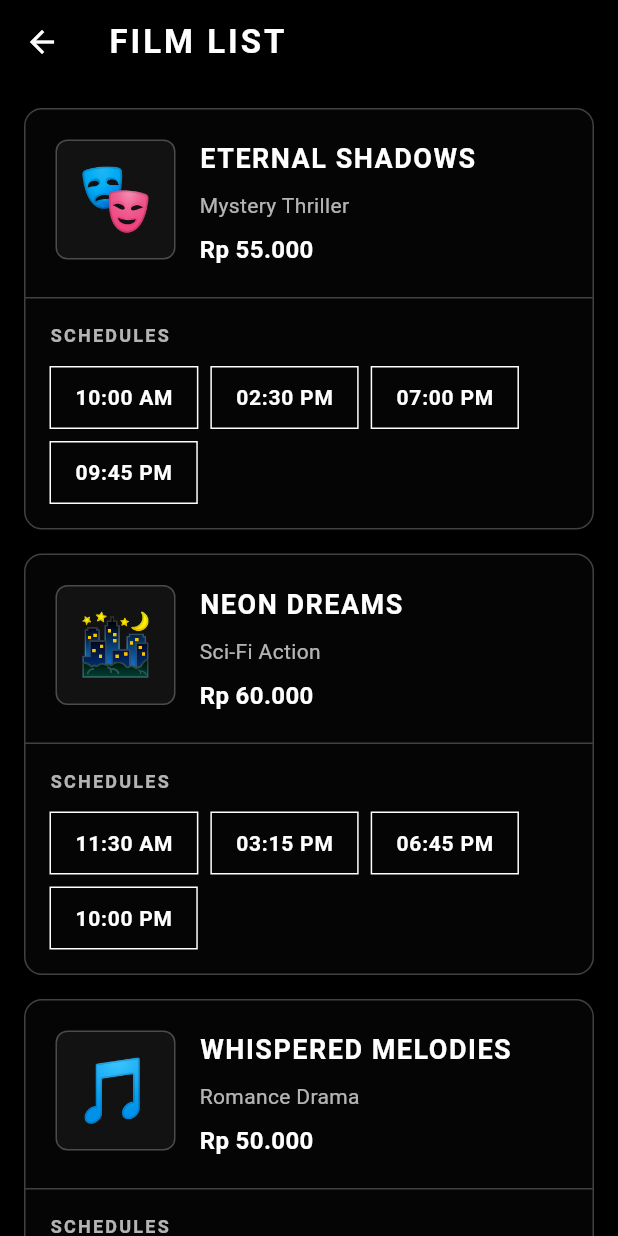
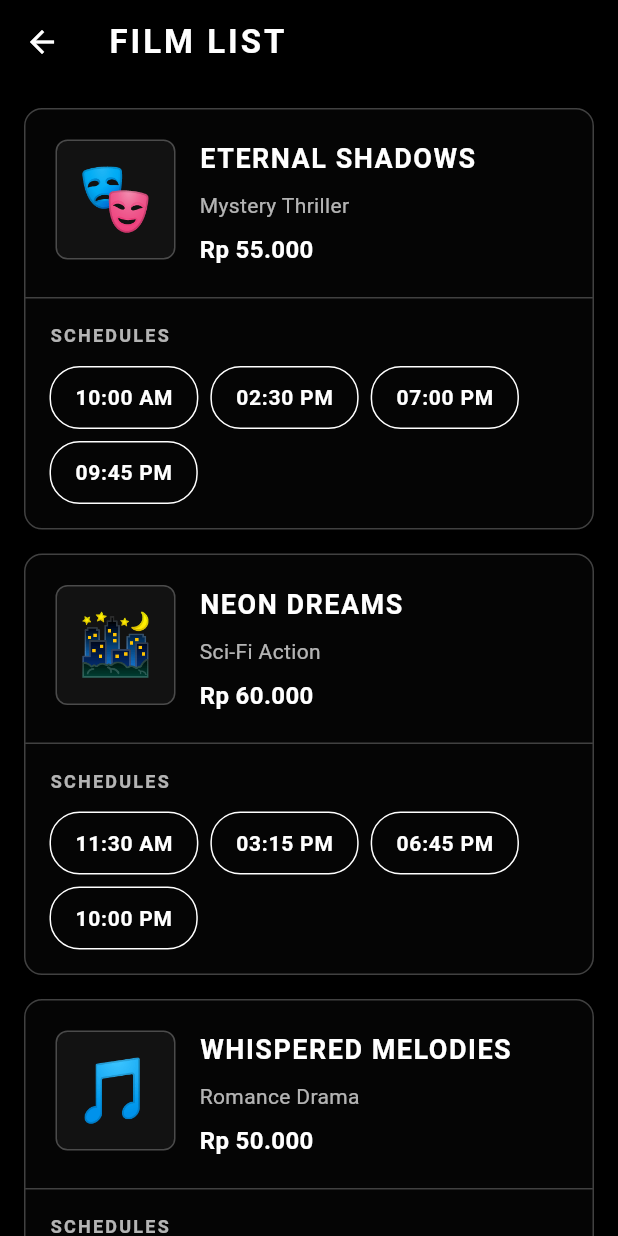
Before and after one commit to Abicodejr/utspam_5a_0027_film, a Flutter app: the FilmListPage screen opened directly with empty values, on a phone screen of 412 x 824 dp. Run offline on Flutter 3.47's test engine with Material 3 defaults, Android fonts, the phone set to English and light mode, and no system bars; our stand-ins replace sqflite; accounts and stored records are empty.

Commit message:
update border radius for film schedule container

```diff
--- a/lib/pages/film_list_page.dart
+++ b/lib/pages/film_list_page.dart
@@ -153,6 +153,7 @@ class FilmListPage extends StatelessWidget {
                                     color: Colors.white,
                                     width: 1,
                                   ),
+                                  borderRadius: BorderRadius.circular(20),
                                 ),
                                 child: Text(
                                   schedule,
```
